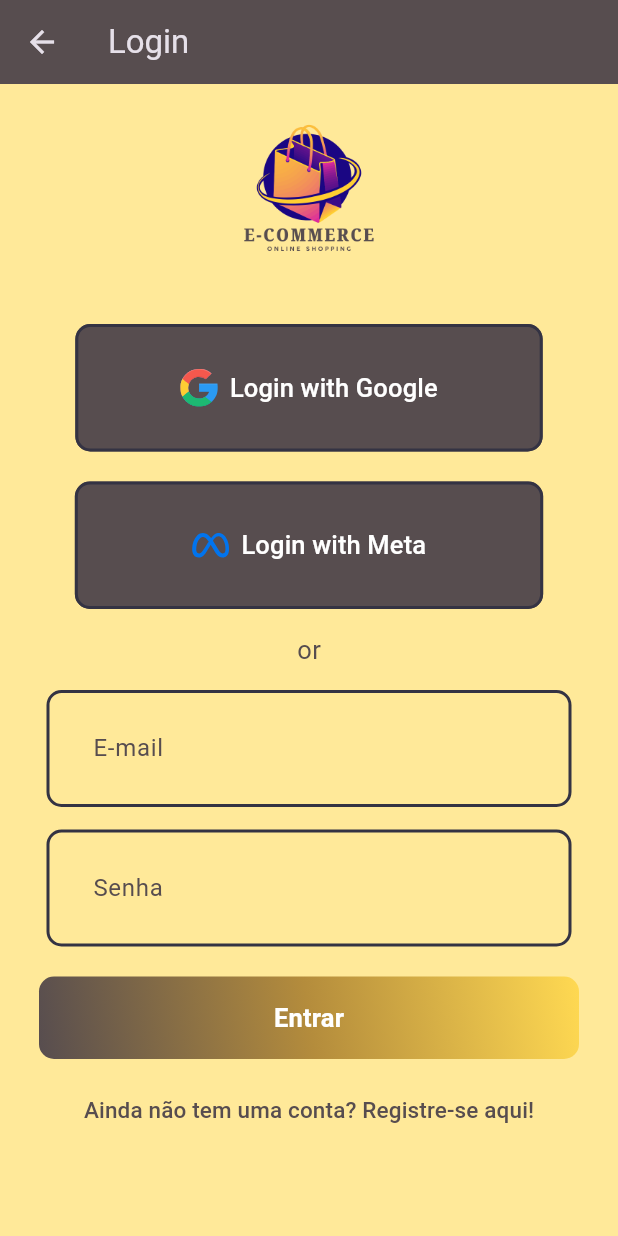
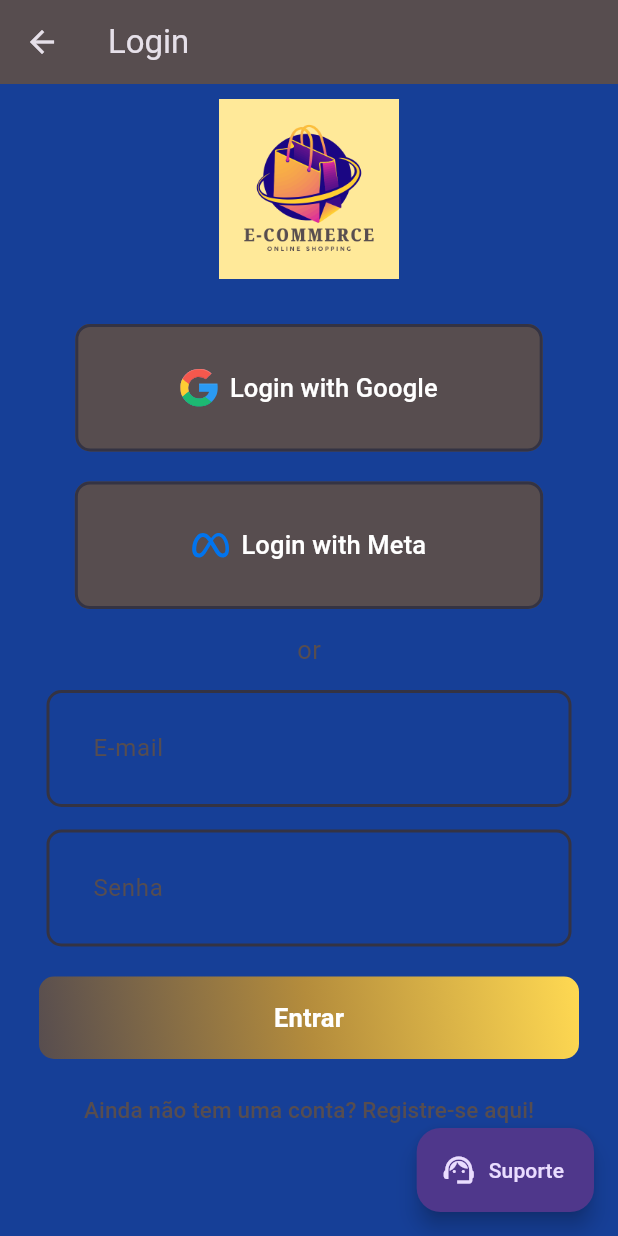
Before and after one commit to JotapeCruzz/MyCommerceStore, a Flutter app: the screen it shows after launch, after a tap on "Login", on a phone screen of 412 x 824 dp. Run offline on Flutter 3.47's test engine with Material 3 defaults, Android fonts, the phone set to English and light mode, and no system bars; our stand-ins replace firebase_core, flutter_svg; accounts and stored records are empty; generated files the repository leaves out were written again.

Commit message:
Adiciona tela de suporte e tela de cadastros de produtos

```diff
--- a/lib/app.dart
+++ b/lib/app.dart
@@ -16,7 +16,7 @@ class MainApp extends StatelessWidget {
       title: 'MyStore',
       debugShowCheckedModeBanner: false,
       theme: ThemeData.dark().copyWith(
-        scaffoldBackgroundColor: Palette.backgroundColor,
+        scaffoldBackgroundColor: const Color.fromARGB(255, 22, 63, 151),
       ),
        // Define o mapa de rotas (telas) do aplicativo
       routes: Routes.routeMaps,
--- a/lib/pages/home_screen.dart
+++ b/lib/pages/home_screen.dart
@@ -1,7 +1,6 @@
 import 'package:flutter/material.dart';
 import 'package:ecommerce_my_store/routes/routes.dart';
 
-// Como é um StatefulWidget, ele pode mudar de estado durante a execução do app.
 class HomeScreen extends StatefulWidget {
   const HomeScreen({super.key});
 
@@ -9,17 +8,13 @@ class HomeScreen extends StatefulWidget {
   State<HomeScreen> createState() => _HomeScreenState();
 }
 
-// Classe de estado que controla o comportamento e a interface da HomeScreen.
-// Aqui ficam as variáveis e métodos que podem mudar o conteúdo da tela.
 class _HomeScreenState extends State<HomeScreen> {
   @override
   Widget build(BuildContext context) {
-    // Scaffold é uma estrutura básica de layout do Material Design.
-    // Ele fornece áreas padrão como AppBar, Body, FloatingActionButton, etc.
     return Scaffold(
       appBar: AppBar(
         backgroundColor: Colors.blue,
-        title: Text("Home Screen")
+        title: const Text("Home Screen"),
       ),
       body: Row(
         mainAxisAlignment: MainAxisAlignment.center,
@@ -32,20 +27,50 @@ class _HomeScreenState extends State<HomeScreen> {
               Padding(
                 padding: const EdgeInsets.all(10),
                 child: ElevatedButton(
-                  onPressed: (){
+                  onPressed: () {
                     Navigator.pushNamed(context, Routes.login);
                   },
-                  child: Text("Login")),
+                  child: const Text("Login"),
+                ),
               ),
               Padding(
                 padding: const EdgeInsets.all(10),
                 child: ElevatedButton(
-                  onPressed: (){
+                  onPressed: () {
                     Navigator.pushNamed(context, Routes.register);
                   },
-                  child: Text("Register")),
+                  child: const Text("Register"),
+                ),
               ),
             ],
+          ),
+        ],
+      ),
+
+      floatingActionButtonLocation: FloatingActionButtonLocation.endFloat,
+      floatingActionButton: Column(
+        mainAxisSize: MainAxisSize.min,
+        crossAxisAlignment: CrossAxisAlignment.end,
+        children: [
+          // botão de suporte
+          FloatingActionButton.extended(
+            heroTag: 'fab-support', // heroTag diferente pra não conflitar
+            backgroundColor: Colors.blue,
+            icon: const Icon(Icons.support_agent),
+            label: const Text('Suporte'),
+            onPressed: () => Navigator.pushNamed(context, Routes.support),
+          ),
+          const SizedBox(height: 12),
+
+
+         // botão de cadastro de produto
+          FloatingActionButton.extended(
+            heroTag: 'fab-product-register', //Sem conflito de heroTag
+            backgroundColor: Colors.blue,
+            icon: const Icon(Icons.add),
+            label: const Text('Cadastrar produto (APENAS PARA VISUALIZAÇÃO!!!)'),
+            onPressed: () =>
+                Navigator.pushNamed(context, Routes.productRegister),
           ),
         ],
       ),
--- a/lib/pages/login_screen.dart
+++ b/lib/pages/login_screen.dart
@@ -3,6 +3,7 @@ import 'package:ecommerce_my_store/validation/validation.dart';
 import 'package:ecommerce_my_store/widgets/login_field.dart';
 import 'package:ecommerce_my_store/widgets/social_button.dart';
 import 'package:ecommerce_my_store/widgets/submit_button.dart';
+import 'package:ecommerce_my_store/widgets/support_button.dart';
 import 'package:flutter/material.dart';
 import 'package:ecommerce_my_store/routes/routes.dart';
 
@@ -100,6 +101,9 @@ class LoginScreen extends StatelessWidget {
           ),
         ),
       ),
+
+      floatingActionButton: const SupportButton(), //Adicionando o botão de suporte nesta tela
+
     );
   }
 
--- a/lib/pages/register_screen.dart
+++ b/lib/pages/register_screen.dart
@@ -2,6 +2,7 @@ import 'package:ecommerce_my_store/colors.dart';
 import 'package:ecommerce_my_store/validation/validation.dart';
 import 'package:ecommerce_my_store/widgets/login_field.dart';
 import 'package:ecommerce_my_store/widgets/submit_button.dart';
+import 'package:ecommerce_my_store/widgets/support_button.dart';
 import 'package:flutter/material.dart';
 import 'package:ecommerce_my_store/routes/routes.dart';
 
@@ -83,6 +84,8 @@ class RegisterScreen extends StatelessWidget {
           ),
         ),
       ),
+        floatingActionButton: const SupportButton(), //Adicionando o botão de suporte nesta tela
+
     );
   }
 
--- a/lib/routes/routes.dart
+++ b/lib/routes/routes.dart
@@ -4,6 +4,9 @@ import 'package:flutter/material.dart';
 import 'package:ecommerce_my_store/pages/home_screen.dart';
 import 'package:ecommerce_my_store/pages/login_screen.dart';
 import 'package:ecommerce_my_store/pages/register_screen.dart';
+import 'package:ecommerce_my_store/pages/support_screen.dart';
+import 'package:ecommerce_my_store/pages/product_register.dart';
+
 
 // Classe responsável por centralizar e gerenciar todas as rotas do aplicativo.
 // Isso ajuda a manter a navegação organizada e fácil de manter.
@@ -11,6 +14,9 @@ class Routes {
   static const String home = '/';
   static const String login = '/login';
   static const String register = '/register';
+  static const String support = '/support';
+  static const String productRegister = '/productRegister';
+
 
   // Mapa de rotas do aplicativo: associa um nome de rota (String)
   // Esse mapa é usado dentro do MaterialApp (em app.dart).
@@ -18,5 +24,7 @@ class Routes {
     home: (context) => HomeScreen(),
     login: (context) => LoginScreen(),
     register: (context) => RegisterScreen(),
+    support: (context) => const SupportScreen(),
+    productRegister: (context) => const ProductRegisterScreen(),
   };
 }
--- /dev/null
+++ b/lib/widgets/support_button.dart
@@ -0,0 +1,18 @@
+import 'package:flutter/material.dart';
+import 'package:ecommerce_my_store/routes/routes.dart';
+
+// esse botão pode ser usado em qualquer tela
+class SupportButton extends StatelessWidget {
+  const SupportButton({super.key});
+
+  @override
+  Widget build(BuildContext context) {
+    return FloatingActionButton.extended(
+      icon: const Icon(Icons.support_agent),
+      label: const Text('Suporte'),
+      onPressed: () {
+        Navigator.pushNamed(context, Routes.support);
+      },
+    );
+  }
+}
```
Also changed, not shown: lib/pages/product_register.dart (added, +227 -0 lines), lib/pages/support_screen.dart (added, +201 -0 lines), firebase.json.
